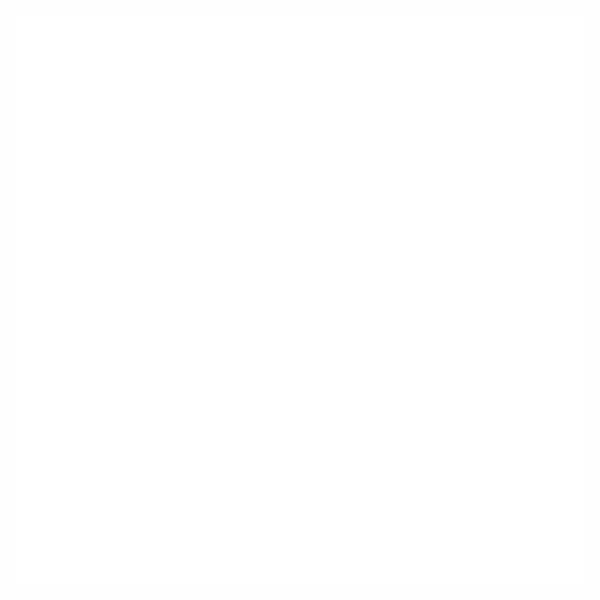
Old version of the form uitk/ui/0/init.ui in the repository m3trik/tentacle.
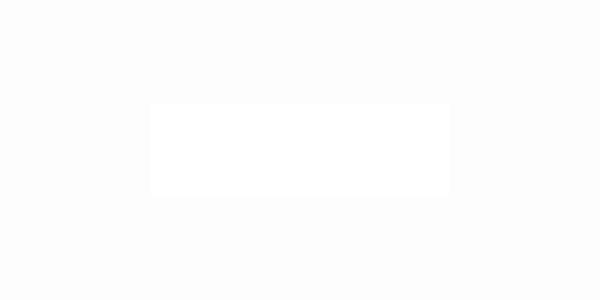
New version of the form. Custom widgets are drawn as their Qt base class.

What changed in the file:
```diff
--- a/uitk/ui/0/init.ui
+++ b/uitk/ui/0/init.ui
@@ -10,7 +10,7 @@
     <x>0</x>
     <y>0</y>
     <width>600</width>
-    <height>600</height>
+    <height>300</height>
    </rect>
   </property>
   <property name="sizePolicy">
@@ -22,7 +22,7 @@
   <property name="minimumSize">
    <size>
     <width>600</width>
-    <height>600</height>
+    <height>300</height>
    </size>
   </property>
   <property name="cursor">
@@ -56,7 +56,7 @@
     </sizepolicy>
    </property>
    <layout class="QGridLayout" name="gridLayout">
-    <item row="0" column="0">
+    <item row="1" column="1">
      <widget class="TextEdit" name="hud_text">
       <property name="sizePolicy">
        <sizepolicy hsizetype="MinimumExpanding" vsizetype="MinimumExpanding">
@@ -64,10 +64,16 @@
         <verstretch>0</verstretch>
        </sizepolicy>
       </property>
+      <property name="minimumSize">
+       <size>
+        <width>300</width>
+        <height>0</height>
+       </size>
+      </property>
       <property name="maximumSize">
        <size>
-        <width>600</width>
-        <height>600</height>
+        <width>800</width>
+        <height>800</height>
        </size>
       </property>
       <property name="cursor" stdset="0">
@@ -94,6 +100,9 @@
       <property name="horizontalScrollBarPolicy">
        <enum>Qt::ScrollBarAlwaysOff</enum>
       </property>
+      <property name="sizeAdjustPolicy">
+       <enum>QAbstractScrollArea::AdjustToContents</enum>
+      </property>
       <property name="undoRedoEnabled">
        <bool>false</bool>
       </property>
@@ -108,6 +117,58 @@
       </property>
      </widget>
     </item>
+    <item row="2" column="1">
+     <spacer name="verticalSpacer_2">
+      <property name="orientation">
+       <enum>Qt::Vertical</enum>
+      </property>
+      <property name="sizeHint" stdset="0">
+       <size>
+        <width>20</width>
+        <height>40</height>
+       </size>
+      </property>
+     </spacer>
+    </item>
+    <item row="0" column="1">
+     <spacer name="verticalSpacer">
+      <property name="orientation">
+       <enum>Qt::Vertical</enum>
+      </property>
+      <property name="sizeHint" stdset="0">
+       <size>
+        <width>20</width>
+        <height>40</height>
+       </size>
+      </property>
+     </spacer>
+    </item>
+    <item row="1" column="0">
+     <spacer name="horizontalSpacer">
+      <property name="orientation">
+       <enum>Qt::Horizontal</enum>
+      </property>
+      <property name="sizeHint" stdset="0">
+       <size>
+        <width>40</width>
+        <height>20</height>
+       </size>
+      </property>
+     </spacer>
+    </item>
+    <item row="1" column="2">
+     <spacer name="horizontalSpacer_2">
+      <property name="orientation">
+       <enum>Qt::Horizontal</enum>
+      </property>
+      <property name="sizeHint" stdset="0">
+       <size>
+        <width>40</width>
+        <height>20</height>
+       </size>
+      </property>
+     </spacer>
+    </item>
    </layout>
   </widget>
  </widget>
```
